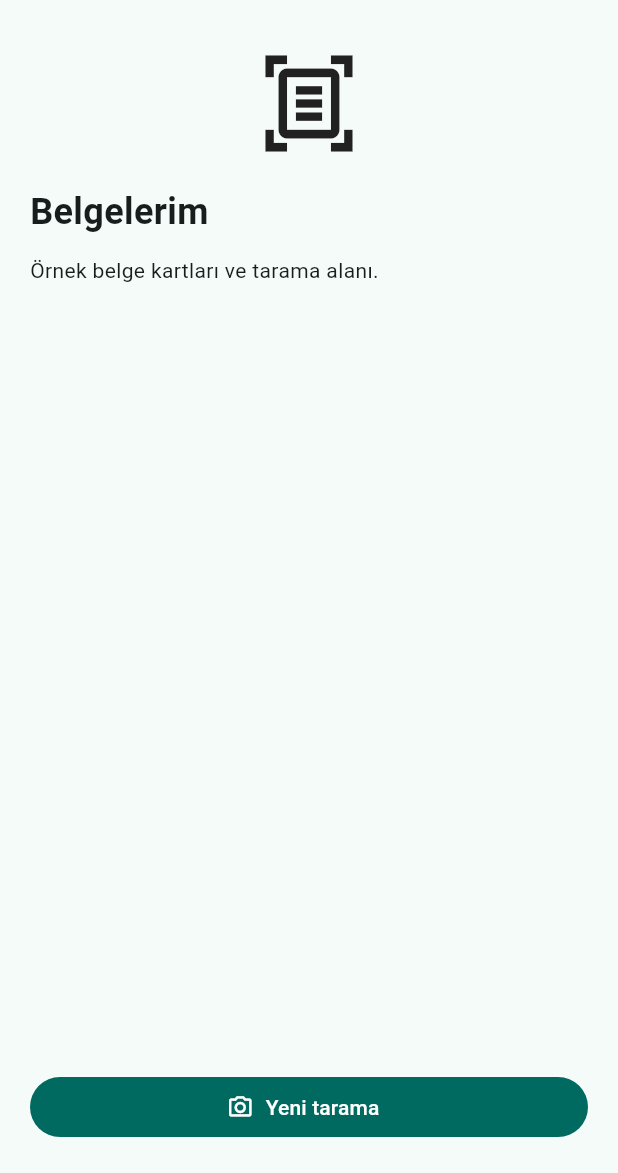
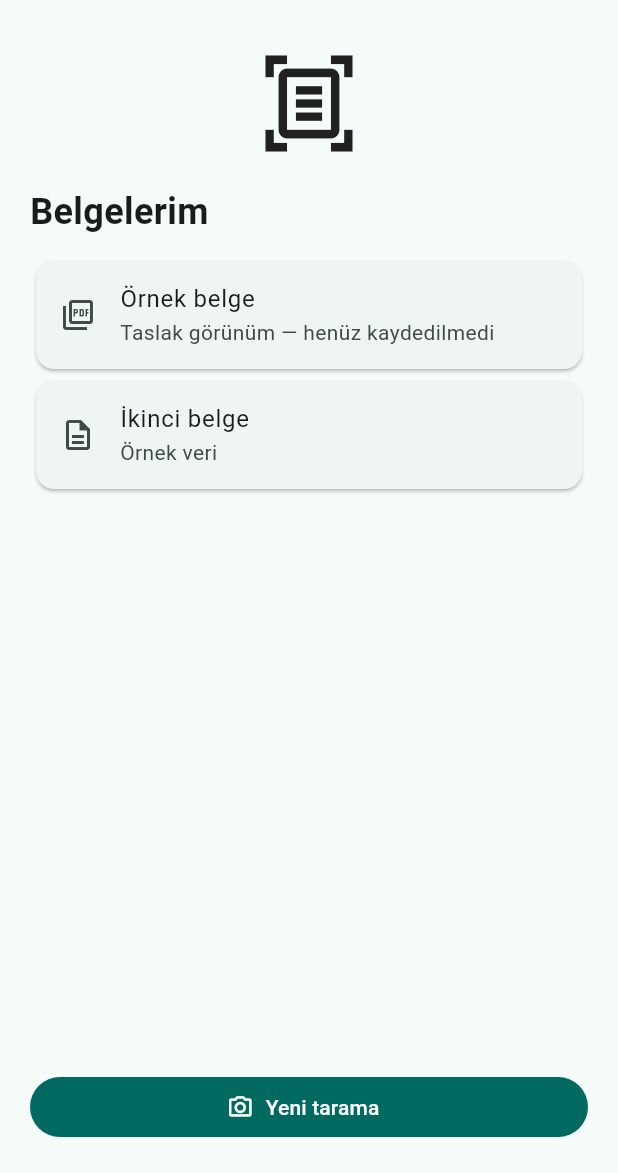
Before and after one commit to rjhtctn/scan_app-mobile-programming-project, a Flutter app: the screen it shows after launch, on a phone screen of 412 x 824 dp, the part 63-1236 px from its top. Run offline on Flutter 3.47's test engine with Material 3 defaults, Android fonts, the phone set to English and light mode, and no system bars; our stand-ins replace camera; project files that could hold a hidden picture were left out.

Commit message:
feat(library): veritabanı olmadan örnek belge kartları

```diff
--- a/src/lib/ui/home_screen.dart
+++ b/src/lib/ui/home_screen.dart
@@ -1,5 +1,6 @@
 import 'package:flutter/material.dart';
 import 'camera_screen.dart';
+import 'widgets/sample_document_cards.dart';
 
 class HomeScreen extends StatelessWidget {
   const HomeScreen({super.key});
@@ -17,7 +18,7 @@ class HomeScreen extends StatelessWidget {
             const SizedBox(height: 20),
             const Text('Belgelerim', style: TextStyle(fontSize: 24, fontWeight: FontWeight.bold)),
             const SizedBox(height: 12),
-            const Text('Örnek belge kartları ve tarama alanı.'),
+            const SampleDocumentCards(),
             const Spacer(),
             FilledButton.icon(
               onPressed: () => Navigator.of(context).push(
--- /dev/null
+++ b/src/lib/ui/widgets/sample_document_cards.dart
@@ -0,0 +1,24 @@
+import 'package:flutter/material.dart';
+
+/// Veritabanı eklenene kadar kullanılacak, etkileşimsiz örnek belge kartları.
+class SampleDocumentCards extends StatelessWidget {
+  const SampleDocumentCards({super.key});
+
+  @override
+  Widget build(BuildContext context) {
+    return Column(
+      children: const [
+        Card(child: ListTile(
+          leading: Icon(Icons.picture_as_pdf_outlined),
+          title: Text('Örnek belge'),
+          subtitle: Text('Taslak görünüm — henüz kaydedilmedi'),
+        )),
+        Card(child: ListTile(
+          leading: Icon(Icons.description_outlined),
+          title: Text('İkinci belge'),
+          subtitle: Text('Örnek veri'),
+        )),
+      ],
+    );
+  }
+}
```
